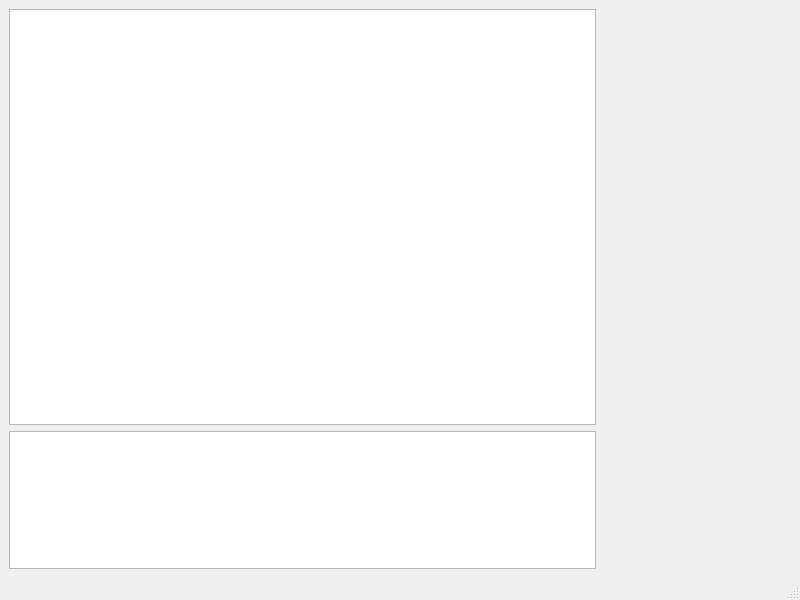
Old version of the form mainwindow.ui in the repository Zalberth/Qssip.
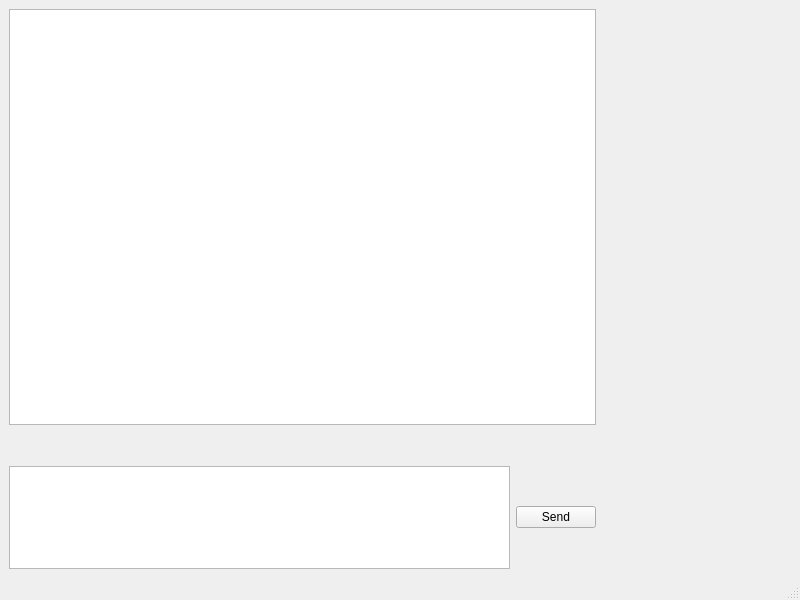
New version of the form.

Diff of the .ui file:
```diff
--- a/mainwindow.ui
+++ b/mainwindow.ui
@@ -23,7 +23,25 @@
          <widget class="QTextEdit" name="textEdit_2"/>
         </item>
         <item>
-         <widget class="QTextEdit" name="textEdit"/>
+         <layout class="QVBoxLayout" name="verticalLayout_3" stretch="1,3">
+          <item>
+           <layout class="QHBoxLayout" name="horizontalLayout_4"/>
+          </item>
+          <item>
+           <layout class="QHBoxLayout" name="horizontalLayout_3">
+            <item>
+             <widget class="QTextEdit" name="textEdit"/>
+            </item>
+            <item>
+             <widget class="QPushButton" name="sendBtn">
+              <property name="text">
+               <string>Send</string>
+              </property>
+             </widget>
+            </item>
+           </layout>
+          </item>
+         </layout>
         </item>
        </layout>
       </item>
```
